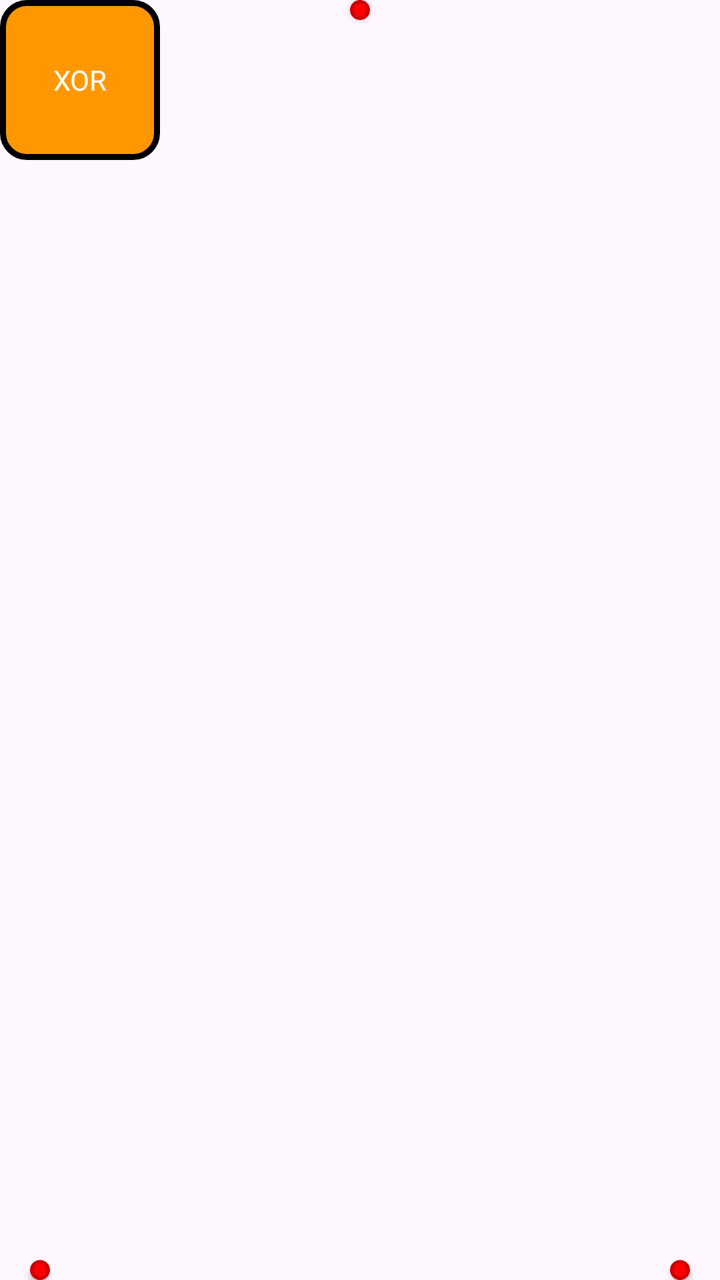
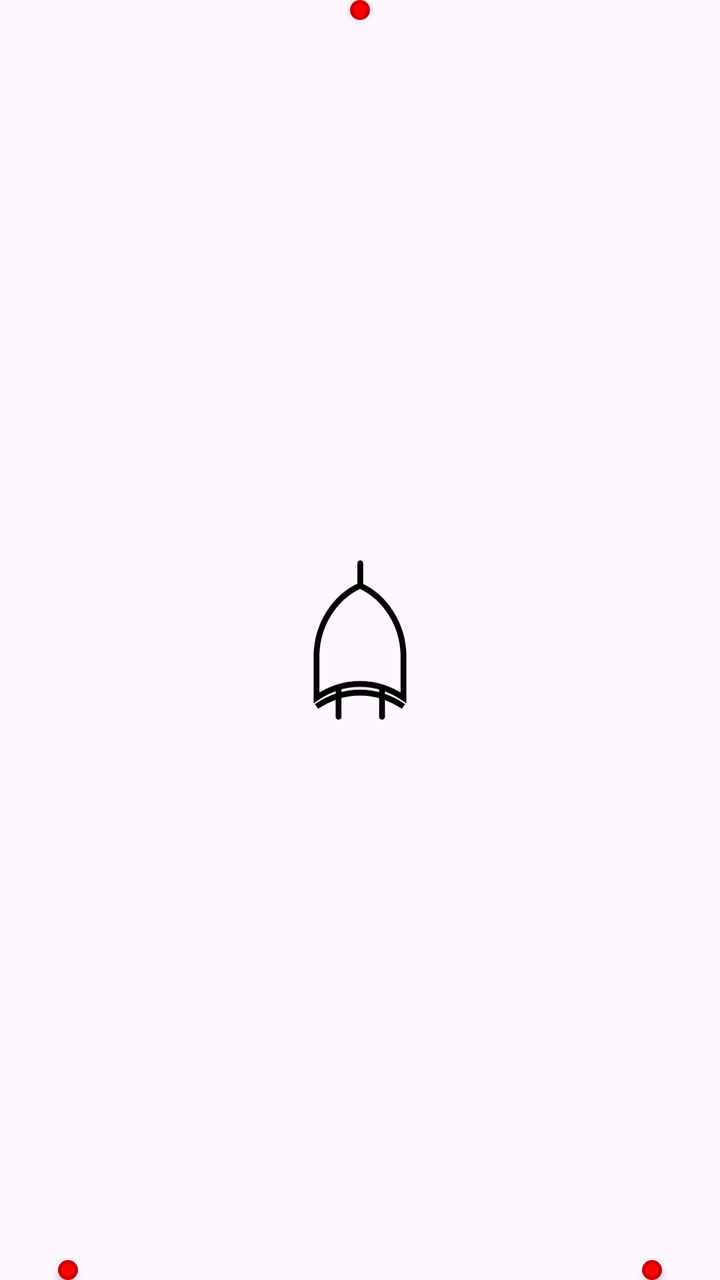

Before-and-after screenshots of an Android layout around one commit, followed by the original layout XML and the change that was made.
<!-- AndroidManifest.xml: another module's application theme Theme.PintuLogika -->
<!-- res/layout/gates_xor.xml -->
<?xml version="1.0" encoding="utf-8"?>
<FrameLayout
    xmlns:android="http://schemas.android.com/apk/res/android"
    xmlns:app="http://schemas.android.com/apk/res-auto"
    android:layout_width="80dp"
    android:layout_height="85dp">

    
    <View
        android:id="@+id/dot_output"
        android:layout_width="10dp"
        android:layout_height="10dp"
        android:tag="output_0"
        android:layout_gravity="top|center"
        android:background="@drawable/red_dot_indicator_stroke"
        android:translationZ="2dp" />

    
    <View
        android:id="@+id/dot_input_0"
        android:layout_width="10dp"
        android:layout_height="10dp"
        android:tag="input_0"
        android:background="@drawable/red_dot_indicator_stroke"
        android:layout_gravity="bottom|start"
        android:layout_marginStart="15dp"
        android:translationZ="2dp"/>

    
    <View
        android:id="@+id/dot_input_1"
        android:layout_width="10dp"
        android:layout_height="10dp"
        android:tag="input_1"
        android:background="@drawable/red_dot_indicator_stroke"
        android:layout_gravity="bottom|end"
        android:layout_marginEnd="15dp"
        android:translationZ="2dp" />

    
    <TextView
        android:id="@+id/and"
        android:layout_width="80dp"
        android:layout_height="80dp"
        android:background="@drawable/final_gate_background"
        android:gravity="center"
        android:text="XOR"
        android:textColor="@color/white"
        app:layout_constraintTop_toTopOf="parent"
        app:layout_constraintBottom_toBottomOf="parent"
        app:layout_constraintStart_toStartOf="parent"
        app:layout_constraintEnd_toEndOf="parent" />

</FrameLayout>
<!-- resources referenced by this layout -->
<resources>
  <color name="white">#FFFFFFFF</color>
  <!-- drawable final_gate_background (drawable) -->
  <?xml version="1.0" encoding="utf-8"?>
  <shape xmlns:android="http://schemas.android.com/apk/res/android">
      <solid android:color="@color/orange_dark" />
      <corners android:radius="12dp" />
      <stroke
          android:width="3dp"
          android:color="@android:color/black" />
  </shape>
  <!-- drawable red_dot_indicator_stroke (drawable) -->
  <?xml version="1.0" encoding="utf-8"?>
  <shape xmlns:android="http://schemas.android.com/apk/res/android"
      android:shape="oval">
  
      
      <solid android:color="@color/red_indicator" />
  
      
      <stroke
          android:width="1.5dp"
          android:color="@color/red_dot_indicator" />
  </shape>
  <style name="Theme.PintuLogika" parent="Base.Theme.PintuLogika" />
  <color name="orange_dark">#FF9800</color>
  <color name="red_indicator">#FF0002</color>
  <color name="red_dot_indicator">#CC0002</color>
  <style name="Base.Theme.PintuLogika" parent="Theme.Material3.DayNight.NoActionBar">
          
          
      </style>
</resources>

<!-- the commit's change to res/layout/gates_xor.xml (unified diff, before → after) -->
@@ -2,8 +2,8 @@
 <FrameLayout
     xmlns:android="http://schemas.android.com/apk/res/android"
     xmlns:app="http://schemas.android.com/apk/res-auto"
-    android:layout_width="80dp"
-    android:layout_height="85dp">
+    android:layout_width="90dp"
+    android:layout_height="95dp">
 
     
     <View
@@ -23,7 +23,7 @@
         android:tag="input_0"
         android:background="@drawable/red_dot_indicator_stroke"
         android:layout_gravity="bottom|start"
-        android:layout_marginStart="15dp"
+        android:layout_marginStart="29dp"
         android:translationZ="2dp"/>
 
     
@@ -34,16 +34,16 @@
         android:tag="input_1"
         android:background="@drawable/red_dot_indicator_stroke"
         android:layout_gravity="bottom|end"
-        android:layout_marginEnd="15dp"
+        android:layout_marginEnd="29dp"
         android:translationZ="2dp" />
 
     
-    <TextView
+    <ImageView
         android:id="@+id/and"
         android:layout_width="80dp"
         android:layout_height="80dp"
-        android:background="@drawable/final_gate_background"
-        android:gravity="center"
+        android:src="@drawable/ic_gate_xor_40"
+        android:layout_gravity="center"
         android:text="XOR"
         android:textColor="@color/white"
         app:layout_constraintTop_toTopOf="parent"
<!-- resource entries referenced after the edit -->
@@ -1,15 +1,29 @@
 <!-- resources referenced by this layout -->
 <resources>
   <color name="white">#FFFFFFFF</color>
-  <!-- drawable final_gate_background (drawable) -->
-  <?xml version="1.0" encoding="utf-8"?>
-  <shape xmlns:android="http://schemas.android.com/apk/res/android">
-      <solid android:color="@color/orange_dark" />
-      <corners android:radius="12dp" />
-      <stroke
-          android:width="3dp"
-          android:color="@android:color/black" />
-  </shape>
+  <!-- drawable ic_gate_xor_40 (drawable) -->
+  <vector xmlns:android="http://schemas.android.com/apk/res/android"
+      android:width="161dp"
+      android:height="276dp"
+      android:viewportWidth="161"
+      android:viewportHeight="276">
+    <path
+        android:pathData="M81,44.21V5.5M43.5,270.52V219.89M118.5,270.52V219.89"
+        android:strokeWidth="10"
+        android:fillColor="#00000000"
+        android:strokeColor="#000000"
+        android:strokeLineCap="round"/>
+    <path
+        android:pathData="M5.5,252.65C51.91,220.74 109.09,220.74 155.5,252.65"
+        android:strokeWidth="10"
+        android:fillColor="#00000000"
+        android:strokeColor="#000000"/>
+    <path
+        android:pathData="M5.5,163.32C6.89,111.31 36.14,64.87 80.5,44.21C124.86,64.87 154.11,111.31 155.5,163.32V237.76C109.09,205.85 51.91,205.85 5.5,237.76L5.5,163.32Z"
+        android:strokeWidth="10"
+        android:fillColor="#00000000"
+        android:strokeColor="#000000"/>
+  </vector>
   <!-- drawable red_dot_indicator_stroke (drawable) -->
   <?xml version="1.0" encoding="utf-8"?>
   <shape xmlns:android="http://schemas.android.com/apk/res/android"
@@ -24,12 +38,22 @@
           android:color="@color/red_dot_indicator" />
   </shape>
   <style name="Theme.PintuLogika" parent="Base.Theme.PintuLogika" />
-  <color name="orange_dark">#FF9800</color>
   <color name="red_indicator">#FF0002</color>
   <color name="red_dot_indicator">#CC0002</color>
   <style name="Base.Theme.PintuLogika" parent="Theme.Material3.DayNight.NoActionBar">
           
           
+  
+  
+          <item name="android:statusBarColor">@android:color/transparent</item>
+          <item name="android:windowTranslucentStatus">true</item>
+          <item name="android:windowLightStatusBar">true</item> 
+  
+          <item name="android:windowSplashScreenBackground">@color/white</item>
+          <item name="android:windowSplashScreenAnimatedIcon">@drawable/logo</item>
+          <item name="android:windowSplashScreenIconBackgroundColor">@android:color/transparent</item>
+          <item name="postSplashScreenTheme">@style/Theme.PintuLogika</item>
       </style>
+  <!-- drawable logo: vector/xml drawable (drawable, 42423 chars, omitted) -->
 </resources>
 
